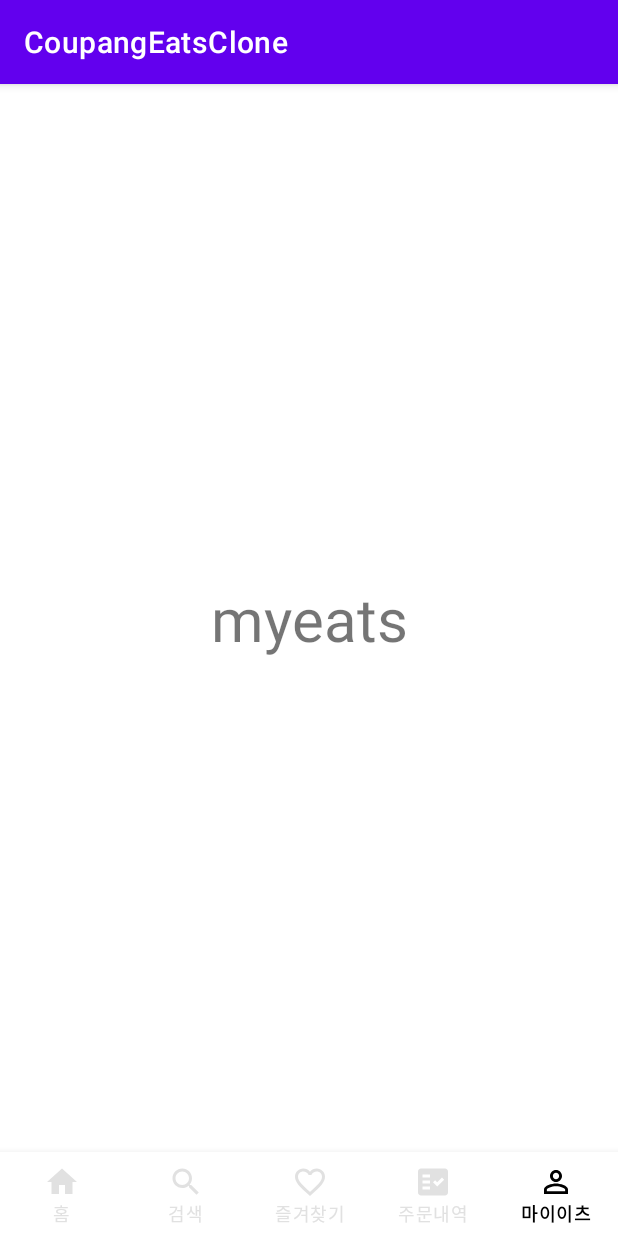
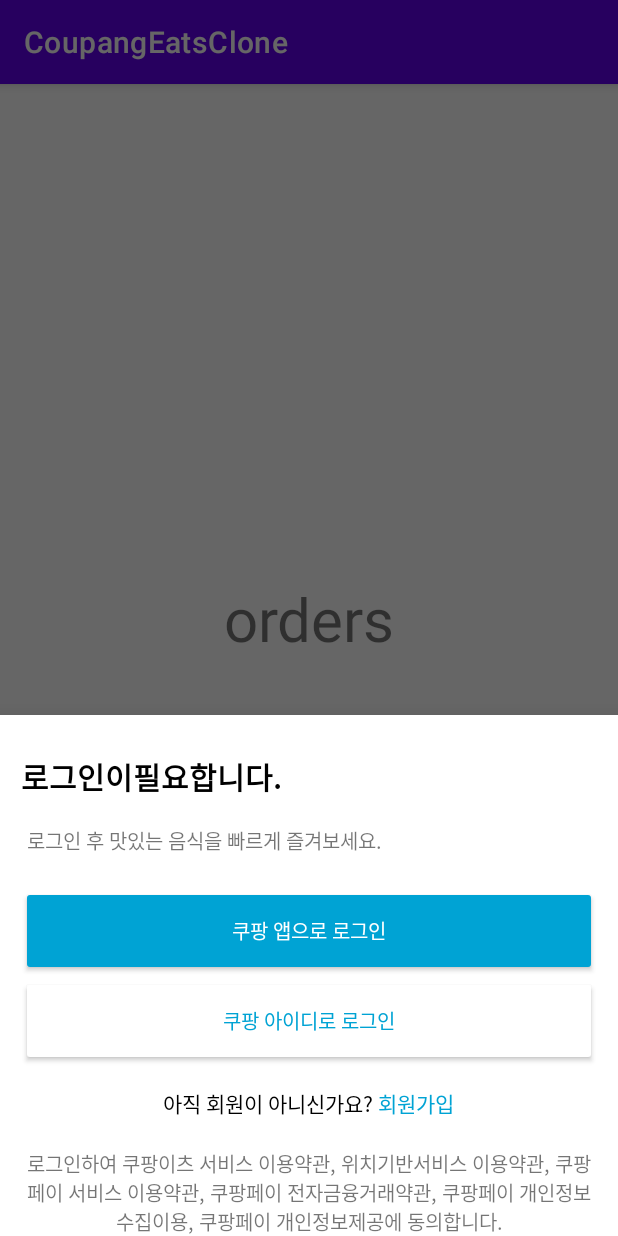
Before and after one commit to ksi05503/coupang-eats-clone-android-front, an Android app: the screen it shows after launch (MainActivity), item 5 of the bottom bar chosen, on a phone screen of 412 x 824 dp. Run offline under Robolectric (Android 15) with nearby library versions, the phone set to English and light mode, and no system bars.

Commit message:
bottomSheet 다이얼로그 추가 / 로그인, 회원가입 액티비티 추가

```diff
--- a/app/src/main/AndroidManifest.xml
+++ b/app/src/main/AndroidManifest.xml
@@ -12,6 +12,8 @@
         android:roundIcon="@mipmap/ic_launcher_round"
         android:supportsRtl="true"
         android:theme="@style/Theme.RisingTest">
+        <activity android:name=".src.main.login.LoginActivity"></activity>
+        <activity android:name=".src.main.signup.SignUpActivity" />
         <activity
             android:name=".src.splash.SplashActivity"
             android:exported="true"
--- /dev/null
+++ b/app/src/main/java/com/example/risingtest/src/main/BottomSheet.kt
@@ -0,0 +1,41 @@
+package com.example.risingtest.src.main
+
+import android.content.Intent
+import android.os.Bundle
+import android.view.LayoutInflater
+import android.view.View
+import android.view.ViewGroup
+import android.widget.Button
+import android.widget.TextView
+import com.example.risingtest.R
+import com.example.risingtest.src.main.login.LoginActivity
+import com.example.risingtest.src.main.signup.SignUpActivity
+import com.google.android.material.bottomsheet.BottomSheetDialogFragment
+
+class BottomSheet  : BottomSheetDialogFragment() {
+
+    //  lateinit var binding: DialogBottomLoginBinding
+    override fun onCreateView(
+        inflater: LayoutInflater,
+        container: ViewGroup?,
+        savedInstanceState: Bundle?
+    ): View? {
+        super.onCreateView(inflater, container, savedInstanceState)
+        return inflater.inflate(R.layout.dialog_bottom_login, container, false)
+    }
+
+
+    override fun onActivityCreated(savedInstanceState: Bundle?) {
+        super.onActivityCreated(savedInstanceState)
+        view?.findViewById<Button>(R.id.dialog_bottom_btn_id_login)?.setOnClickListener {
+            val i = Intent(view?.context, LoginActivity::class.java )
+            startActivity(i)
+        }
+
+        view?.findViewById<TextView>(R.id.dialog_bottom_btn_sign_up)?.setOnClickListener {
+            val i = Intent(view?.context, SignUpActivity::class.java)
+            startActivity(i)
+        }
+    }
+
+}
--- a/app/src/main/java/com/example/risingtest/src/main/MainActivity.kt
+++ b/app/src/main/java/com/example/risingtest/src/main/MainActivity.kt
@@ -45,18 +45,17 @@ class MainActivity: BaseActivity<ActivityMainBinding>(ActivityMainBinding::infla
                     }
                     R.id.menu_main_btm_nav_my_eats -> {
 
-/*
                         //bottom sheet 로그인 다이얼로그 띄우기
                         val bottomSheet = BottomSheet()
                         bottomSheet.show(supportFragmentManager, bottomSheet.tag)
-*/
 
 
+/*
 
                         supportFragmentManager.beginTransaction()
                             .replace(R.id.main_frm, MyEatsFragment())
                             .commitAllowingStateLoss()
-                        return@OnNavigationItemSelectedListener true
+                        return@OnNavigationItemSelectedListener true*/
                     }
 
                 }
--- /dev/null
+++ b/app/src/main/res/layout/dialog_bottom_login.xml
@@ -0,0 +1,78 @@
+<?xml version="1.0" encoding="utf-8"?>
+<LinearLayout xmlns:android="http://schemas.android.com/apk/res/android"
+    android:orientation="vertical"
+    android:layout_width="match_parent"
+    android:layout_height="match_parent">
+    <TextView
+        android:layout_width="match_parent"
+        android:layout_height="wrap_content"
+        android:layout_marginTop="26dp"
+        android:layout_marginBottom="17dp"
+        android:layout_marginLeft="14dp"
+        android:text="로그인이필요합니다."
+        android:textColor="@color/black"
+        android:textStyle="bold"
+        android:textSize="20dp"
+        />
+
+    <TextView
+        android:layout_width="match_parent"
+        android:layout_height="wrap_content"
+        android:layout_marginBottom="20dp"
+        android:layout_marginLeft="18dp"
+        android:text="로그인 후 맛있는 음식을 빠르게 즐겨보세요."
+        android:textSize="13dp"/>
+
+    <androidx.appcompat.widget.AppCompatButton
+        android:id="@+id/dialog_bottom_btn_app_login"
+        android:layout_width="match_parent"
+        android:layout_height="60dp"
+        android:layout_marginHorizontal="14dp"
+        android:text="쿠팡 앱으로 로그인"
+        android:textSize="13dp"
+        android:textColor="@color/white"
+        android:backgroundTint="@color/lightBlue"
+        />
+
+
+    <androidx.appcompat.widget.AppCompatButton
+        android:id="@+id/dialog_bottom_btn_id_login"
+        android:layout_width="match_parent"
+        android:layout_height="60dp"
+        android:layout_marginHorizontal="14dp"
+        android:text="쿠팡 아이디로 로그인"
+        android:textSize="13dp"
+        android:textColor="@color/lightBlue"
+        android:backgroundTint="@color/white"
+        />
+
+    <LinearLayout
+        android:layout_width="match_parent"
+        android:layout_height="wrap_content"
+        android:orientation="horizontal"
+        android:layout_marginTop="14dp"
+        android:gravity="center">
+        <TextView
+            android:layout_width="wrap_content"
+            android:layout_height="wrap_content"
+            android:text="아직 회원이 아니신가요? "
+            android:textColor="@color/black"/>
+        <TextView
+            android:id="@+id/dialog_bottom_btn_sign_up"
+            android:layout_width="wrap_content"
+            android:layout_height="wrap_content"
+            android:text="회원가입"
+            android:textColor="@color/lightBlue"/>
+    </LinearLayout>
+
+    <TextView
+        android:layout_marginHorizontal="17dp"
+        android:layout_marginTop="20dp"
+        android:layout_width="match_parent"
+        android:layout_height="wrap_content"
+        android:gravity="center"
+        android:textSize="13dp"
+        android:text="로그인하여 쿠팡이츠 서비스 이용약관, 위치기반서비스 이용약관, 쿠팡페이 서비스 이용약관, 쿠팡페이 전자금융거래약관, 쿠팡페이 개인정보수집이용, 쿠팡페이 개인정보제공에 동의합니다."
+        />
+
+</LinearLayout>
```
Also changed, not shown: app/src/main/java/com/example/risingtest/src/main/login/LoginActivity.kt (added, +12 -0 lines), app/src/main/java/com/example/risingtest/src/main/signup/SignUpActivity.kt (added, +15 -0 lines), app/src/main/res/layout/activity_login.xml (added, +126 -0 lines), app/src/main/res/layout/activity_sign_up.xml (added, +157 -0 lines), app/src/main/res/drawable-v24/logo.png (added).
